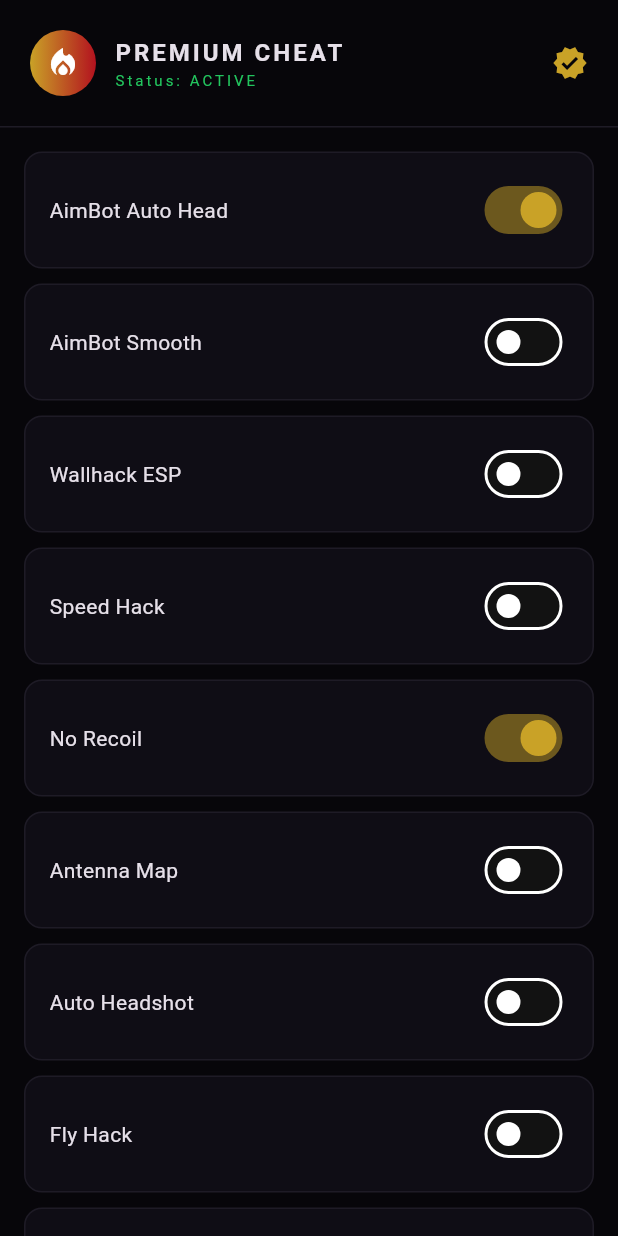
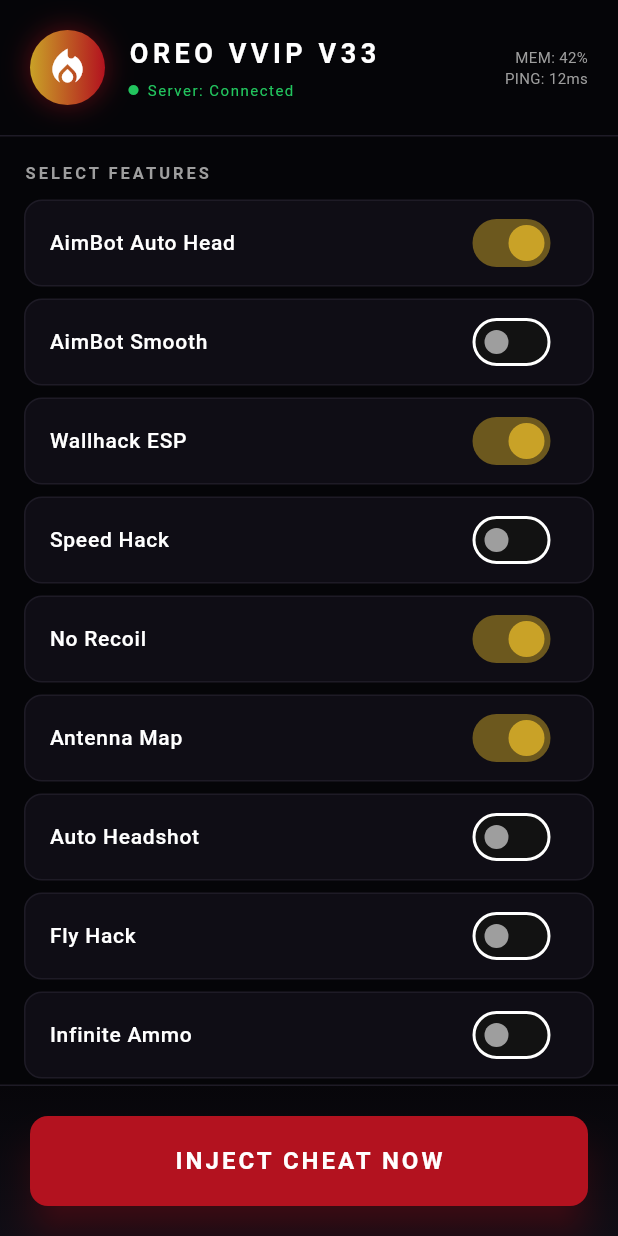
Before and after one commit to yanzanjay/yanz-build, a Flutter app: the screen it shows after launch, on a phone screen of 412 x 824 dp. Run offline on Flutter 3.47's test engine with Material 3 defaults, Android fonts, the phone set to English and light mode, and no system bars; our stand-ins replace device_info_plus, just_audio, permission_handler, shared_preferences, vibration, video_player; missing offline and left inert: flutter_background_service, torch_light; statements that could not run were skipped.

Commit message:
Update cheat_home.dart

```diff
--- a/lib/screens/cheat_home.dart
+++ b/lib/screens/cheat_home.dart
@@ -7,76 +7,123 @@ class CheatHome extends StatefulWidget {
 }
 
 class _CheatHomeState extends State<CheatHome> {
+  bool isInjected = false;
+  bool isInjecting = false;
+
   final Map<String, bool> _features = {
-    'AimBot Auto Head': true, 'AimBot Smooth': false, 'Wallhack ESP': false,
-    'Speed Hack': false, 'No Recoil': true, 'Antenna Map': false,
-    'Auto Headshot': false, 'Fly Hack': false, 'Infinite Ammo': false, 'Anti Ban': true,
+    'AimBot Auto Head': true,
+    'AimBot Smooth': false,
+    'Wallhack ESP': true,
+    'Speed Hack': false,
+    'No Recoil': true,
+    'Antenna Map': true,
+    'Auto Headshot': false,
+    'Fly Hack': false,
+    'Infinite Ammo': false,
+    'Anti Ban': true,
+    'Bypass Emulator': true,
+    'Unlock All Skin': false,
   };
+
+  void _injectCheat() async {
+    if (isInjected) return;
+    setState(() { isInjecting = true; });
+    await Future.delayed(const Duration(seconds: 2));
+    setState(() { isInjecting = false; isInjected = true; });
+    ScaffoldMessenger.of(context).showSnackBar(const SnackBar(
+      content: Text('BYPASS SUCCESS! Launch Free Fire Now.'),
+      backgroundColor: Color(0xFF22C55E),
+    ));
+  }
 
   @override
   Widget build(BuildContext context) {
     return Scaffold(
+      backgroundColor: const Color(0xFF050508),
       body: SafeArea(
         child: Column(children: [
           Container(
             padding: const EdgeInsets.all(20),
+            decoration: const BoxDecoration(
+              border: Border(bottom: BorderSide(color: Color(0xFF1E1B26))),
+            ),
             child: Row(children: [
               Container(
-                width: 44, height: 44,
-                decoration: const BoxDecoration(
+                width: 50, height: 50,
+                decoration: BoxDecoration(
                   shape: BoxShape.circle,
-                  gradient: LinearGradient(colors: [Color(0xFFC9A227), Color(0xFFB3121F)]),
+                  gradient: const LinearGradient(colors: [Color(0xFFC9A227), Color(0xFFB3121F)]),
+                  boxShadow: [BoxShadow(color: const Color(0xFFB3121F).withOpacity(0.5), blurRadius: 15)],
                 ),
-                child: const Icon(Icons.local_fire_department, color: Colors.white),
+                child: const Icon(Icons.local_fire_department, color: Colors.white, size: 30),
               ),
-              const SizedBox(width: 12),
+              const SizedBox(width: 15),
               const Column(crossAxisAlignment: CrossAxisAlignment.start, children: [
-                Text('PREMIUM CHEAT', style: TextStyle(fontSize: 16, letterSpacing: 2, fontWeight: FontWeight.bold)),
-                Text('Status: ACTIVE', style: TextStyle(fontSize: 10, color: Color(0xFF22C55E), letterSpacing: 2)),
+                Text('OREO VVIP V33', style: TextStyle(fontSize: 18, letterSpacing: 3, fontWeight: FontWeight.bold, color: Colors.white)),
+                SizedBox(height: 4),
+                Row(children: [
+                  Icon(Icons.circle, color: Color(0xFF22C55E), size: 8),
+                  SizedBox(width: 5),
+                  Text('Server: Connected', style: TextStyle(fontSize: 10, color: Color(0xFF22C55E), letterSpacing: 1)),
+                ]),
               ]),
               const Spacer(),
-              const Icon(Icons.verified, color: Color(0xFFC9A227)),
+              const Column(crossAxisAlignment: CrossAxisAlignment.end, children: [
+                Text('MEM: 42%', style: TextStyle(fontSize: 10, color: Colors.grey)),
+                Text('PING: 12ms', style: TextStyle(fontSize: 10, color: Colors.grey)),
+              ]),
             ]),
           ),
-          const Divider(color: Color(0xFF1E1B26), height: 1),
+
           Expanded(
             child: ListView(
               padding: const EdgeInsets.all(16),
               children: [
+                const Text('SELECT FEATURES', style: TextStyle(fontSize: 11, color: Colors.grey, letterSpacing: 2, fontWeight: FontWeight.bold)),
+                const SizedBox(height: 10),
                 ..._features.entries.map((e) => Container(
-                  margin: const EdgeInsets.only(bottom: 10),
-                  padding: const EdgeInsets.symmetric(horizontal: 16, vertical: 14),
+                  margin: const EdgeInsets.only(bottom: 8),
                   decoration: BoxDecoration(
                     color: const Color(0xFF0F0D15),
                     borderRadius: BorderRadius.circular(12),
                     border: Border.all(color: const Color(0xFF1E1B26)),
                   ),
-                  child: Row(children: [
-                    Expanded(child: Text(e.key, style: const TextStyle(fontSize: 14))),
-                    Switch(
-                      value: e.value, activeColor: const Color(0xFFC9A227),
+                  child: SwitchListTile(
+                    title: Text(e.key, style: const TextStyle(fontSize: 14, fontWeight: FontWeight.w500, color: Colors.white)),
+                    value: e.value,
+                    activeColor: const Color(0xFFC9A227),
+                    inactiveThumbColor: Colors.grey,
                     onChanged: (v) => setState(() => _features[e.key] = v),
                   ),
-                  ]),
                 )),
-                const SizedBox(height: 20),
-                ElevatedButton(
+                const SizedBox(height: 80),
+              ],
+            ),
+          ),
+
+          Container(
+            padding: const EdgeInsets.all(20),
+            decoration: const BoxDecoration(
+              border: Border(top: BorderSide(color: Color(0xFF1E1B26))),
+              gradient: LinearGradient(begin: Alignment.topCenter, end: Alignment.bottomCenter, colors: [Color(0xFF07060A), Color(0xFF0F0D15)]),
+            ),
+            child: SizedBox(
+              width: double.infinity, height: 60,
+              child: ElevatedButton(
                 style: ElevatedButton.styleFrom(
-                    backgroundColor: const Color(0xFFB3121F),
-                    padding: const EdgeInsets.symmetric(vertical: 18),
+                  backgroundColor: isInjected ? const Color(0xFF22C55E) : const Color(0xFFB3121F),
                   shape: RoundedRectangleBorder(borderRadius: BorderRadius.circular(12)),
+                  elevation: 10,
+                  shadowColor: isInjected ? const Color(0xFF22C55E) : const Color(0xFFB3121F),
                 ),
-                  onPressed: () {
-                    ScaffoldMessenger.of(context).showSnackBar(const SnackBar(
-                      content: Text('Cheat injected. Launch Free Fire now.'),
-                      backgroundColor: Color(0xFF22C55E),
-                    ));
-                  },
-                  child: const Text('INJECT CHEAT', style: TextStyle(fontSize: 15, letterSpacing: 3, fontWeight: FontWeight.bold, color: Colors.white)),
+                onPressed: isInjecting ? null : _injectCheat,
+                child: isInjecting
+                  ? const SizedBox(width: 24, height: 24, child: CircularProgressIndicator(color: Colors.white, strokeWidth: 3))
+                  : Text(
+                      isInjected ? 'INJECTED SUCCESSFULLY' : 'INJECT CHEAT NOW',
+                      style: const TextStyle(fontSize: 16, letterSpacing: 2, fontWeight: FontWeight.bold, color: Colors.white),
                     ),
-                const SizedBox(height: 14),
-                const Text('© Yanz Dev Team • Not affiliated with Garena', textAlign: TextAlign.center, style: TextStyle(fontSize: 10, color: Colors.grey)),
-              ],
+              ),
             ),
           ),
         ]),
```
Lines whose indentation alone changed are shown as unchanged.
